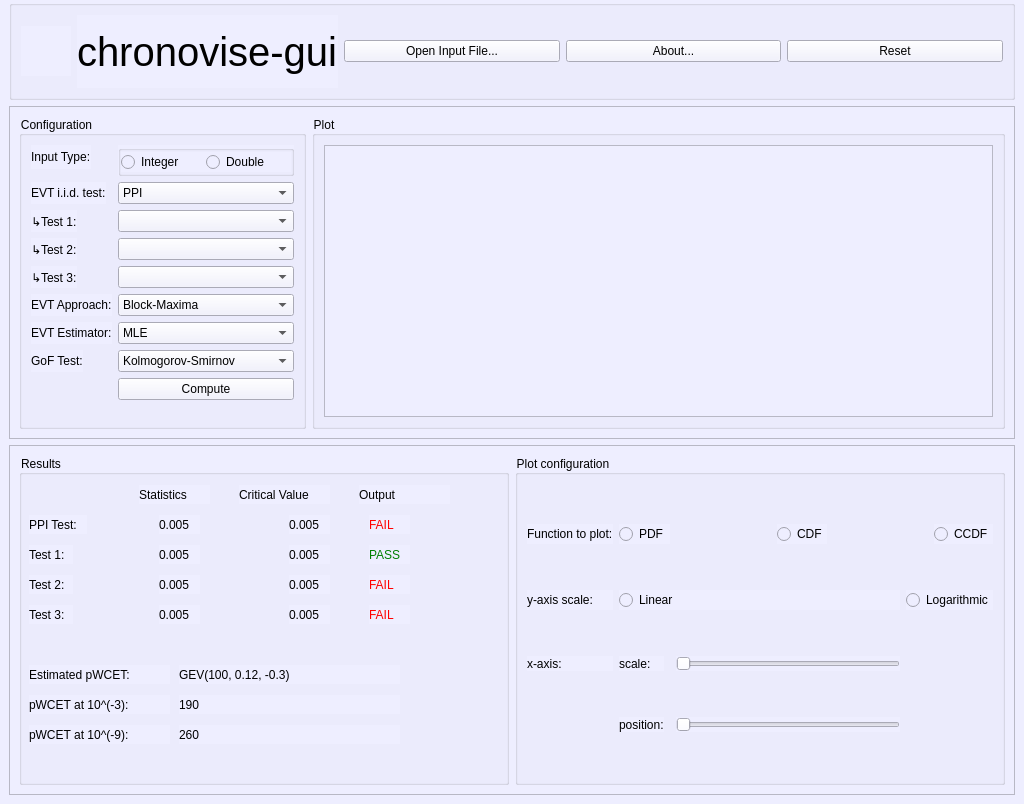
The window that gui/ui/mainwindow.ui (federeghe/chronovise) describes before a commit, drawn with Qt 5.
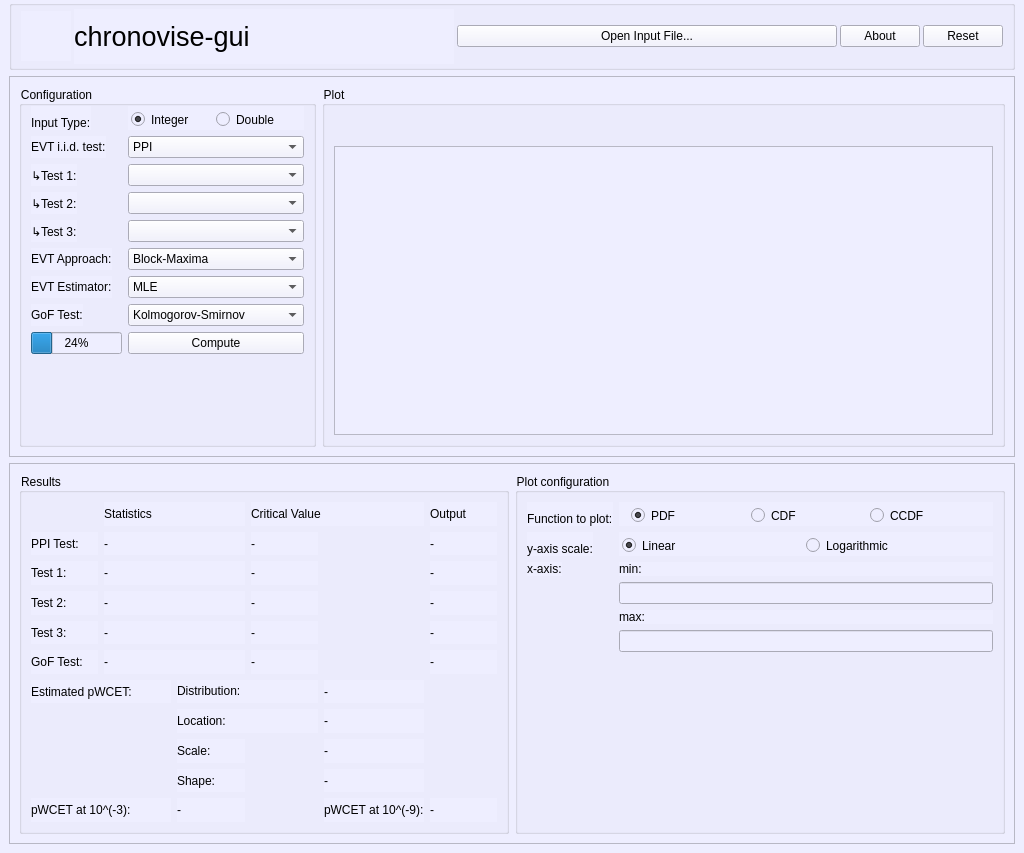
The same window after the commit. Icons and pictures are not drawn. Custom widgets are drawn as their Qt base class.

Commit message: add save plot button, fix dimensions, fix layout results

```diff
--- a/gui/ui/mainwindow.ui
+++ b/gui/ui/mainwindow.ui
@@ -7,7 +7,7 @@
     <x>0</x>
     <y>0</y>
     <width>1024</width>
-    <height>804</height>
+    <height>853</height>
    </rect>
   </property>
   <property name="windowTitle">
@@ -35,21 +35,36 @@
       <property name="minimumSize">
        <size>
         <width>0</width>
-        <height>100</height>
+        <height>70</height>
        </size>
       </property>
       <property name="maximumSize">
        <size>
         <width>16777215</width>
-        <height>100</height>
+        <height>80</height>
        </size>
       </property>
       <property name="title">
        <string/>
       </property>
       <layout class="QHBoxLayout" name="horizontalLayout">
+       <property name="spacing">
+        <number>3</number>
+       </property>
+       <property name="topMargin">
+        <number>3</number>
+       </property>
+       <property name="bottomMargin">
+        <number>3</number>
+       </property>
        <item>
         <widget class="QLabel" name="lbl_logo">
+         <property name="sizePolicy">
+          <sizepolicy hsizetype="Maximum" vsizetype="Maximum">
+           <horstretch>0</horstretch>
+           <verstretch>0</verstretch>
+          </sizepolicy>
+         </property>
          <property name="maximumSize">
           <size>
            <width>50</width>
@@ -74,7 +89,9 @@
         <widget class="QLabel" name="lbl_chronovise">
          <property name="font">
           <font>
-           <pointsize>30</pointsize>
+           <pointsize>20</pointsize>
+           <weight>50</weight>
+           <bold>false</bold>
           </font>
          </property>
          <property name="text">
@@ -91,13 +108,25 @@
        </item>
        <item>
         <widget class="QPushButton" name="pc_about">
+         <property name="sizePolicy">
+          <sizepolicy hsizetype="Fixed" vsizetype="Fixed">
+           <horstretch>0</horstretch>
+           <verstretch>0</verstretch>
+          </sizepolicy>
+         </property>
          <property name="text">
-          <string>About...</string>
+          <string>About</string>
          </property>
         </widget>
        </item>
        <item>
         <widget class="QPushButton" name="pb_reset">
+         <property name="sizePolicy">
+          <sizepolicy hsizetype="Fixed" vsizetype="Fixed">
+           <horstretch>0</horstretch>
+           <verstretch>0</verstretch>
+          </sizepolicy>
+         </property>
          <property name="text">
           <string>Reset</string>
          </property>
@@ -123,10 +152,97 @@
       <layout class="QHBoxLayout" name="horizontalLayout_2">
        <item>
         <widget class="QGroupBox" name="gb_configuration">
+         <property name="sizePolicy">
+          <sizepolicy hsizetype="Fixed" vsizetype="Preferred">
+           <horstretch>0</horstretch>
+           <verstretch>0</verstretch>
+          </sizepolicy>
+         </property>
          <property name="title">
           <string>Configuration</string>
          </property>
          <layout class="QFormLayout" name="formLayout">
+          <property name="topMargin">
+           <number>0</number>
+          </property>
+          <property name="bottomMargin">
+           <number>2</number>
+          </property>
+          <item row="0" column="0">
+           <widget class="QLabel" name="lbl_in_type">
+            <property name="text">
+             <string>Input Type:</string>
+            </property>
+            <property name="alignment">
+             <set>Qt::AlignBottom|Qt::AlignLeading|Qt::AlignLeft</set>
+            </property>
+           </widget>
+          </item>
+          <item row="0" column="1">
+           <widget class="QGroupBox" name="gb_inputtype">
+            <property name="sizePolicy">
+             <sizepolicy hsizetype="Preferred" vsizetype="Preferred">
+              <horstretch>0</horstretch>
+              <verstretch>0</verstretch>
+             </sizepolicy>
+            </property>
+            <property name="minimumSize">
+             <size>
+              <width>0</width>
+              <height>0</height>
+             </size>
+            </property>
+            <property name="styleSheet">
+             <string notr="true">border:none;</string>
+            </property>
+            <property name="title">
+             <string/>
+            </property>
+            <property name="alignment">
+             <set>Qt::AlignLeading|Qt::AlignLeft|Qt::AlignTop</set>
+            </property>
+            <property name="flat">
+             <bool>false</bool>
+            </property>
+            <layout class="QHBoxLayout" name="horizontalLayout_4" stretch="0,0">
+             <property name="spacing">
+              <number>0</number>
+             </property>
+             <property name="sizeConstraint">
+              <enum>QLayout::SetDefaultConstraint</enum>
+             </property>
+             <property name="leftMargin">
+              <number>0</number>
+             </property>
+             <property name="topMargin">
+              <number>0</number>
+             </property>
+             <property name="rightMargin">
+              <number>0</number>
+             </property>
+             <property name="bottomMargin">
+              <number>0</number>
+             </property>
+             <item>
+              <widget class="QRadioButton" name="rb_integer">
+               <property name="text">
+                <string>Integer</string>
+               </property>
+               <property name="checked">
+                <bool>true</bool>
+               </property>
+              </widget>
+             </item>
+             <item>
+              <widget class="QRadioButton" name="rb_double">
+               <property name="text">
+                <string>Double</string>
+               </property>
+              </widget>
+             </item>
+            </layout>
+           </widget>
+          </item>
           <item row="1" column="0">
            <widget class="QLabel" name="lbl_iid_test">
             <property name="text">
@@ -263,6 +379,13 @@
             </item>
            </widget>
           </item>
+          <item row="8" column="0">
+           <widget class="QProgressBar" name="pbar_compute">
+            <property name="value">
+             <number>24</number>
+            </property>
+           </widget>
+          </item>
           <item row="8" column="1">
            <widget class="QPushButton" name="pb_compute">
             <property name="text">
@@ -270,57 +393,6 @@
             </property>
            </widget>
           </item>
-          <item row="0" column="0">
-           <widget class="QLabel" name="label">
-            <property name="text">
-             <string>Input Type:</string>
-            </property>
-           </widget>
-          </item>
-          <item row="0" column="1">
-           <widget class="QGroupBox" name="gb_inputtype">
-            <property name="title">
-             <string/>
-            </property>
-            <property name="flat">
-             <bool>false</bool>
-            </property>
-            <layout class="QHBoxLayout" name="horizontalLayout_4">
-             <property name="spacing">
-              <number>0</number>
-             </property>
-             <property name="sizeConstraint">
-              <enum>QLayout::SetMinimumSize</enum>
-             </property>
-             <property name="leftMargin">
-              <number>0</number>
-             </property>
-             <property name="topMargin">
-              <number>0</number>
-             </property>
-             <property name="rightMargin">
-              <number>0</number>
-             </property>
-             <property name="bottomMargin">
-              <number>0</number>
-             </property>
-             <item>
-              <widget class="QRadioButton" name="rb_integer">
-               <property name="text">
-                <string>Integer</string>
-               </property>
-              </widget>
-             </item>
-             <item>
-              <widget class="QRadioButton" name="rb_double">
-               <property name="text">
-                <string>Double</string>
-               </property>
-              </widget>
-             </item>
-            </layout>
-           </widget>
-          </item>
          </layout>
         </widget>
        </item>
@@ -332,12 +404,46 @@
            <verstretch>0</verstretch>
           </sizepolicy>
          </property>
+         <property name="layoutDirection">
+          <enum>Qt::LeftToRight</enum>
+         </property>
          <property name="title">
           <string>Plot</string>
          </property>
          <layout class="QGridLayout" name="gridLayout">
+          <item row="2" column="0">
+           <widget class="QChartView" name="chart_view"/>
+          </item>
           <item row="0" column="0">
-           <widget class="QChartView" name="graphicsView"/>
+           <widget class="QPushButton" name="pb_save_plot">
+            <property name="sizePolicy">
+             <sizepolicy hsizetype="Fixed" vsizetype="Fixed">
+              <horstretch>0</horstretch>
+              <verstretch>0</verstretch>
+             </sizepolicy>
+            </property>
+            <property name="minimumSize">
+             <size>
+              <width>25</width>
+              <height>25</height>
+             </size>
+            </property>
+            <property name="layoutDirection">
+             <enum>Qt::RightToLeft</enum>
+            </property>
+            <property name="autoFillBackground">
+             <bool>false</bool>
+            </property>
+            <property name="styleSheet">
+             <string notr="true"/>
+            </property>
+            <property name="text">
+             <string/>
+            </property>
+            <property name="flat">
+             <bool>true</bool>
+            </property>
+           </widget>
           </item>
          </layout>
         </widget>
@@ -363,7 +469,7 @@
        <item>
         <widget class="QGroupBox" name="gb_results">
          <property name="sizePolicy">
-          <sizepolicy hsizetype="MinimumExpanding" vsizetype="Preferred">
+          <sizepolicy hsizetype="Expanding" vsizetype="Preferred">
            <horstretch>0</horstretch>
            <verstretch>0</verstretch>
           </sizepolicy>
@@ -371,343 +477,287 @@
          <property name="title">
           <string>Results</string>
          </property>
-         <widget class="QLabel" name="lbl_ppi_test">
-          <property name="geometry">
-           <rect>
-            <x>10</x>
-            <y>60</y>
-            <width>58</width>
-            <height>19</height>
-           </rect>
-          </property>
-          <property name="text">
-           <string>PPI Test:</string>
-          </property>
-         </widget>
-         <widget class="QLabel" name="lbl_stat">
-          <property name="geometry">
-           <rect>
-            <x>120</x>
-            <y>30</y>
-            <width>71</width>
-            <height>19</height>
-           </rect>
-          </property>
-          <property name="text">
-           <string>Statistics</string>
-          </property>
-         </widget>
-         <widget class="QLabel" name="lbl_stat_test_ppi">
-          <property name="geometry">
-           <rect>
-            <x>140</x>
-            <y>60</y>
-            <width>41</width>
-            <height>19</height>
-           </rect>
-          </property>
-          <property name="text">
-           <string>0.005</string>
-          </property>
-         </widget>
-         <widget class="QLabel" name="lbl_res_test_1">
-          <property name="geometry">
-           <rect>
-            <x>10</x>
-            <y>90</y>
-            <width>44</width>
-            <height>19</height>
-           </rect>
-          </property>
-          <property name="text">
-           <string>Test 1:</string>
-          </property>
-         </widget>
-         <widget class="QLabel" name="lbl_res_test_2">
-          <property name="geometry">
-           <rect>
-            <x>10</x>
-            <y>120</y>
-            <width>44</width>
-            <height>19</height>
-           </rect>
-          </property>
-          <property name="text">
-           <string>Test 2: </string>
-          </property>
-         </widget>
-         <widget class="QLabel" name="lbl_cv">
-          <property name="geometry">
-           <rect>
-            <x>220</x>
-            <y>30</y>
-            <width>91</width>
-            <height>19</height>
-           </rect>
-          </property>
-          <property name="text">
-           <string>Critical Value</string>
-          </property>
-         </widget>
-         <widget class="QLabel" name="lbl_output">
-          <property name="geometry">
-           <rect>
-            <x>340</x>
-            <y>30</y>
-            <width>91</width>
-            <height>19</height>
-           </rect>
-          </property>
-          <property name="text">
-           <string>Output</string>
-          </property>
-         </widget>
-         <widget class="QLabel" name="lbl_res_test_3">
-          <property name="geometry">
-           <rect>
-            <x>10</x>
-            <y>150</y>
-            <width>44</width>
-            <height>19</height>
-           </rect>
-          </property>
-          <property name="text">
-           <string>Test 3: </string>
-          </property>
-         </widget>
-         <widget class="QLabel" name="lbl_cv_test_ppi">
-          <property name="geometry">
-           <rect>
-            <x>270</x>
-            <y>60</y>
-            <width>41</width>
-            <height>19</height>
-           </rect>
-          </property>
-          <property name="text">
-           <string>0.005</string>
-          </property>
-         </widget>
-         <widget class="QLabel" name="lbl_stat_test_1">
-          <property name="geometry">
-           <rect>
-            <x>140</x>
-            <y>90</y>
-            <width>41</width>
-            <height>19</height>
-           </rect>
-          </property>
-          <property name="text">
-           <string>0.005</string>
-          </property>
-         </widget>
-         <widget class="QLabel" name="lbl_stat_test_2">
-          <property name="geometry">
-           <rect>
-            <x>140</x>
-            <y>120</y>
-            <width>41</width>
-            <height>19</height>
-           </rect>
-          </property>
-          <property name="text">
-           <string>0.005</string>
-          </property>
-         </widget>
-         <widget class="QLabel" name="lbl_stat_test_3">
-          <property name="geometry">
-           <rect>
-            <x>140</x>
-            <y>150</y>
-            <width>41</width>
-            <height>19</height>
-           </rect>
-          </property>
-          <property name="text">
-           <string>0.005</string>
-          </property>
-         </widget>
-         <widget class="QLabel" name="lbl_cv_test_3">
-          <property name="geometry">
-           <rect>
-            <x>270</x>
-            <y>150</y>
-            <width>41</width>
-            <height>19</height>
-           </rect>
-          </property>
-          <property name="text">
-           <string>0.005</string>
-          </property>
-         </widget>
-         <widget class="QLabel" name="lbl_cv_test_2">
-          <property name="geometry">
-           <rect>
-            <x>270</x>
-            <y>120</y>
-            <width>41</width>
-            <height>19</height>
-           </rect>
-          </property>
-          <property name="text">
-           <string>0.005</string>
-          </property>
-         </widget>
-         <widget class="QLabel" name="lbl_cv_test_1">
-          <property name="geometry">
-           <rect>
-            <x>270</x>
-            <y>90</y>
-            <width>41</width>
-            <height>19</height>
-           </rect>
-          </property>
-          <property name="text">
-           <string>0.005</string>
-          </property>
-         </widget>
-         <widget class="QLabel" name="lbl_out_test_ppi">
-          <property name="geometry">
-           <rect>
-            <x>350</x>
-            <y>60</y>
-            <width>41</width>
-            <height>19</height>
-           </rect>
-          </property>
-          <property name="styleSheet">
-           <string notr="true">color:red</string>
-          </property>
-          <property name="text">
-           <string>FAIL</string>
-          </property>
-         </widget>
-         <widget class="QLabel" name="lbl_out_test_1">
-          <property name="geometry">
-           <rect>
-            <x>350</x>
-            <y>90</y>
-            <width>41</width>
-            <height>19</height>
-           </rect>
-          </property>
-          <property name="styleSheet">
-           <string notr="true">color:green</string>
-          </property>
-          <property name="text">
-           <string>PASS</string>
-          </property>
-         </widget>
-         <widget class="QLabel" name="lbl_out_test_2">
-          <property name="geometry">
-           <rect>
-            <x>350</x>
-            <y>120</y>
-            <width>41</width>
-            <height>19</height>
-           </rect>
-          </property>
-          <property name="styleSheet">
-           <string notr="true">color:red</string>
-          </property>
-          <property name="text">
-           <string>FAIL</string>
-          </property>
-         </widget>
-         <widget class="QLabel" name="lbl_out_test_3">
-          <property name="geometry">
-           <rect>
-            <x>350</x>
-            <y>150</y>
-            <width>41</width>
-            <height>19</height>
-           </rect>
-          </property>
-          <property name="styleSheet">
-           <string notr="true">color:red</string>
-          </property>
-          <property name="text">
-           <string>FAIL</string>
-          </property>
-         </widget>
-         <widget class="QLabel" name="lbl_res_pwcet_lbl">
-          <property name="geometry">
-           <rect>
-            <x>10</x>
-            <y>210</y>
-            <width>141</width>
-            <height>19</height>
-           </rect>
-          </property>
-          <property name="text">
-           <string>Estimated pWCET:</string>
-          </property>
-         </widget>
-         <widget class="QLabel" name="lbl_res_pwcet">
-          <property name="geometry">
-           <rect>
-            <x>160</x>
-            <y>210</y>
-            <width>221</width>
-            <height>19</height>
-           </rect>
-          </property>
-          <property name="text">
-           <string>GEV(100, 0.12, -0.3)</string>
-          </property>
-         </widget>
-         <widget class="QLabel" name="lbl_res_pwcet_103_lbl">
-          <property name="geometry">
-           <rect>
-            <x>10</x>
-            <y>240</y>
-            <width>141</width>
-            <height>19</height>
-           </rect>
-          </property>
-          <property name="text">
-           <string>pWCET at 10^(-3):</string>
-          </property>
-         </widget>
-         <widget class="QLabel" name="lbl_res_pwcet_109_lbl">
-          <property name="geometry">
-           <rect>
-            <x>10</x>
-            <y>270</y>
-            <width>141</width>
-            <height>19</height>
-           </rect>
-          </property>
-          <property name="text">
-           <string>pWCET at 10^(-9):</string>
-          </property>
-         </widget>
-         <widget class="QLabel" name="lbl_res_pwcet_103">
-          <property name="geometry">
-           <rect>
-            <x>160</x>
-            <y>240</y>
-            <width>221</width>
-            <height>19</height>
-           </rect>
-          </property>
-          <property name="text">
-           <string>190</string>
-          </property>
-         </widget>
-         <widget class="QLabel" name="lbl_res_pwcet_109">
-          <property name="geometry">
-           <rect>
-            <x>160</x>
-            <y>270</y>
-            <width>221</width>
-            <height>19</height>
-           </rect>
-          </property>
-          <property name="text">
-           <string>260</string>
-          </property>
-         </widget>
+         <layout class="QGridLayout" name="gridLayout_2">
+          <item row="3" column="1" colspan="2">
+           <widget class="QLabel" name="lbl_stat_test_2">
+            <property name="text">
+             <string>-</string>
+            </property>
+           </widget>
+          </item>
+          <item row="4" column="0">
+           <widget class="QLabel" name="lbl_res_test_3">
+            <property name="text">
+             <string>Test 3: </string>
+            </property>
+           </widget>
+          </item>
+          <item row="3" column="0">
+           <widget class="QLabel" name="lbl_res_test_2">
+            <property name="text">
+             <string>Test 2: </string>
+            </property>
+           </widget>
+          </item>
+          <item row="8" column="2">
+           <widget class="QLabel" name="lbl_scale">
+            <property name="text">
+             <string>Scale:</string>
+            </property>
+           </widget>
+          </item>
+          <item row="1" column="3">
+           <widget class="QLabel" name="lbl_cv_test_ppi">
+            <property name="text">
+             <string>-</string>
+            </property>
+           </widget>
+          </item>
+          <item row="6" column="0" colspan="2">
+           <widget class="QLabel" name="lbl_res_pwcet_lbl">
+            <property name="text">
+             <string>Estimated pWCET:</string>
+            </property>
+           </widget>
+          </item>
+          <item row="8" column="4">
+           <widget class="QLabel" name="lbl_res_scale">
+            <property name="text">
+             <string>-</string>
+            </property>
+           </widget>
+          </item>
+          <item row="1" column="5">
+           <widget class="QLabel" name="lbl_out_test_ppi">
+            <property name="styleSheet">
+             <string notr="true"/>
+            </property>
+            <property name="text">
+             <string>-</string>
+            </property>
+           </widget>
+          </item>
+          <item row="0" column="3" colspan="2">
+           <widget class="QLabel" name="lbl_cv">
+            <property name="text">
+             <string>Critical Value</string>
+            </property>
+           </widget>
+          </item>
+          <item row="3" column="3">
+           <widget class="QLabel" name="lbl_cv_test_2">
+            <property name="text">
+             <string>-</string>
+            </property>
+           </widget>
+          </item>
+          <item row="6" column="4">
+           <widget class="QLabel" name="lbl_res_dist">
+            <property name="text">
+             <string>-</string>
+            </property>
+           </widget>
+          </item>
+          <item row="5" column="5">
+           <widget class="QLabel" name="lbl_out_gof">
+            <property name="styleSheet">
+             <string notr="true"/>
+            </property>
+            <property name="text">
+             <string>-</string>
+            </property>
+           </widget>
+          </item>
+          <item row="1" column="0">
+           <widget class="QLabel" name="lbl_ppi_test">
+            <property name="text">
+             <string>PPI Test:</string>
+            </property>
+           </widget>
+          </item>
+          <item row="2" column="3">
+           <widget class="QLabel" name="lbl_cv_test_1">
+            <property name="text">
+             <string>-</string>
+            </property>
+           </widget>
+          </item>
+          <item row="5" column="0">
+           <widget class="QLabel" name="lbl_gof">
+            <property name="text">
+             <string>GoF Test:</string>
+            </property>
+           </widget>
+          </item>
+          <item row="0" column="1" colspan="2">
+           <widget class="QLabel" name="lbl_stat">
+            <property name="text">
+             <string>Statistics</string>
+            </property>
+           </widget>
+          </item>
+          <item row="4" column="1" colspan="2">
+           <widget class="QLabel" name="lbl_stat_test_3">
+            <property name="text">
+             <string>-</string>
+            </property>
+           </widget>
+          </item>
+          <item row="0" column="5">
+           <widget class="QLabel" name="lbl_output">
+            <property name="text">
+             <string>Output</string>
+            </property>
+           </widget>
+          </item>
+          <item row="9" column="4">
+           <widget class="QLabel" name="lbl_res_shape">
+            <property name="text">
+             <string>-</string>
+            </property>
+           </widget>
+          </item>
+          <item row="5" column="3">
+           <widget class="QLabel" name="lbl_cv_gof">
+            <property name="text">
+             <string>-</string>
+            </property>
+           </widget>
+          </item>
+          <item row="6" column="2" colspan="2">
+           <widget class="QLabel" name="lbl_dist">
+            <property name="sizePolicy">
+             <sizepolicy hsizetype="Expanding" vsizetype="Preferred">
+              <horstretch>0</horstretch>
+              <verstretch>0</verstretch>
+             </sizepolicy>
+            </property>
+            <property name="text">
+             <string>Distribution:</string>
+            </property>
+            <property name="textFormat">
+             <enum>Qt::RichText</enum>
+            </property>
+            <property name="wordWrap">
+             <bool>true</bool>
+            </property>
+           </widget>
+          </item>
+          <item row="2" column="5">
+           <widget class="QLabel" name="lbl_out_test_1">
+            <property name="styleSheet">
+             <string notr="true"/>
+            </property>
+            <property name="text">
+             <string>-</string>
+            </property>
+           </widget>
+          </item>
+          <item row="2" column="0">
+           <widget class="QLabel" name="lbl_res_test_1">
+            <property name="text">
+             <string>Test 1:</string>
+            </property>
+           </widget>
+          </item>
+          <item row="2" column="1" colspan="2">
+           <widget class="QLabel" name="lbl_stat_test_1">
+            <property name="text">
+             <string>-</string>
+            </property>
+           </widget>
+          </item>
+          <item row="5" column="1" colspan="2">
+           <widget class="QLabel" name="lbl_stat_gof">
+            <property name="text">
+             <string>-</string>
+            </property>
+           </widget>
+          </item>
+          <item row="3" column="5">
+           <widget class="QLabel" name="lbl_out_test_2">
+            <property name="styleSheet">
+             <string notr="true"/>
+            </property>
+            <property name="text">
+             <string>-</string>
+            </property>
+           </widget>
+          </item>
+          <item row="7" column="2" colspan="2">
+           <widget class="QLabel" name="lbl_location">
+            <property name="text">
+             <string>Location:</string>
+            </property>
+           </widget>
+          </item>
+          <item row="7" column="4">
+           <widget class="QLabel" name="lbl_res_location">
+            <property name="text">
+             <string>-</string>
+            </property>
+           </widget>
+          </item>
+          <item row="11" column="0" colspan="2">
+           <widget class="QLabel" name="lbl_res_pwcet_103_lbl">
+            <property name="text">
+             <string>pWCET at 10^(-3):</string>
+            </property>
+           </widget>
+          </item>
+          <item row="1" column="1" colspan="2">
+           <widget class="QLabel" name="lbl_stat_test_ppi">
+            <property name="text">
+             <string>-</string>
+            </property>
+           </widget>
+          </item>
+          <item row="4" column="5">
+           <widget class="QLabel" name="lbl_out_test_3">
+            <property name="styleSheet">
+             <string notr="true"/>
+            </property>
+            <property name="text">
+             <string>-</string>
+            </property>
+           </widget>
+          </item>
+          <item row="9" column="2">
+           <widget class="QLabel" name="lbl_shape">
+            <property name="text">
+             <string>Shape:</string>
+            </property>
+           </widget>
+          </item>
+          <item row="4" column="3">
+           <widget class="QLabel" name="lbl_cv_test_3">
+            <property name="text">
+             <string>-</string>
+            </property>
+           </widget>
+          </item>
+          <item row="11" column="2">
+           <widget class="QLabel" name="lbl_res_pwcet_103">
+            <property name="text">
+             <string>-</string>
+            </property>
+           </widget>
+          </item>
+          <item row="11" column="5">
+           <widget class="QLabel" name="lbl_res_pwcet_109">
+            <property name="text">
+             <string>-</string>
+            </property>
+           </widget>
+          </item>
+          <item row="11" column="4">
+           <widget class="QLabel" name="lbl_res_pwcet_109_lbl">
+            <property name="text">
+             <string>pWCET at 10^(-9):</string>
+            </property>
+           </widget>
+          </item>
+         </layout>
         </widget>
        </item>
        <item>
@@ -721,93 +771,163 @@
          <property name="title">
           <string>Plot configuration</string>
          </property>
-         <layout class="QGridLayout" name="gridLayout_2">
+         <layout class="QFormLayout" name="formLayout_2">
           <item row="0" column="0">
            <widget class="QLabel" name="lbl_function_to_plot">
             <property name="text">
              <string>Function to plot:</string>
             </property>
-           </widget>
-          </item>
-          <item row="0" column="1" colspan="2">
-           <widget class="QRadioButton" name="rb_pdf">
-            <property name="text">
-             <string>PDF</string>
+            <property name="alignment">
+             <set>Qt::AlignBottom|Qt::AlignLeading|Qt::AlignLeft</set>
             </property>
            </widget>
           </item>
-          <item row="0" column="3" colspan="2" alignment="Qt::AlignHCenter">
-           <widget class="QRadioButton" name="rb_cdf">
-            <property name="text">
-             <string>CDF</string>
+          <item row="0" column="1">
+           <widget class="QGroupBox" name="gb_plot_funct_config">
+            <property name="styleSheet">
+             <string notr="true">border:none</string>
             </property>
-            <property name="shortcut">
+            <property name="title">
              <string/>
             </property>
+            <layout class="QHBoxLayout" name="horizontalLayout_5">
+             <property name="spacing">
+              <number>0</number>
+             </property>
+             <property name="topMargin">
+              <number>0</number>
+             </property>
+             <property name="rightMargin">
+              <number>0</number>
+             </property>
+             <property name="bottomMargin">
+              <number>0</number>
+             </property>
+             <item>
+              <widget class="QRadioButton" name="rb_pdf">
+               <property name="text">
+                <string>PDF</string>
+               </property>
+               <property name="checked">
+                <bool>true</bool>
+               </property>
+               <attribute name="buttonGroup">
+                <string notr="true">bg_funct_plot</string>
+               </attribute>
+              </widget>
+             </item>
+             <item>
+              <widget class="QRadioButton" name="rb_cdf">
+               <property name="text">
+                <string>CDF</string>
+               </property>
+               <property name="shortcut">
+                <string/>
+               </property>
+               <attribute name="buttonGroup">
+                <string notr="true">bg_funct_plot</string>
+               </attribute>
+              </widget>
+             </item>
+             <item>
+              <widget class="QRadioButton" name="rb_ccdf">
+               <property name="text">
+                <string>CCDF</string>
+               </property>
+               <attribute name="buttonGroup">
+                <string notr="true">bg_funct_plot</string>
+               </attribute>
+              </widget>
+             </item>
+            </layout>
            </widget>
           </item>
-          <item row="0" column="5">
-           <widget class="QRadioButton" name="rb_ccdf">
-            <property name="text">
-             <string>CCDF</string>
-            </property>
-           </widget>
-          </item>
-          <item row="1" column="0">
+          <item row="2" column="0">
            <widget class="QLabel" name="lvl_y_scale">
             <property name="text">
              <string>y-axis scale:</string>
             </property>
-           </widget>
-          </item>
-          <item row="1" column="1" colspan="3">
-           <widget class="QRadioButton" name="rb_linear">
-            <property name="text">
-             <string>Linear</string>
+            <property name="alignment">
+             <set>Qt::AlignBottom|Qt::AlignLeading|Qt::AlignLeft</set>
             </property>
            </widget>
           </item>
-          <item row="1" column="4" colspan="2">
-           <widget class="QRadioButton" name="rb_log">
-            <property name="text">
-             <string>Logarithmic</string>
+          <item row="2" column="1">
+           <widget class="QGroupBox" name="gb_yaxis_config">
+            <property name="styleSheet">
+             <string notr="true">border: none;</string>
             </property>
+            <property name="title">
+             <string/>
+            </property>
+            <layout class="QHBoxLayout" name="horizontalLayout_6">
+             <property name="spacing">
+              <number>0</number>
+             </property>
+             <property name="leftMargin">
+              <number>0</number>
+             </property>
+             <property name="topMargin">
+              <number>0</number>
+             </property>
+             <property name="rightMargin">
+              <number>0</number>
+             </property>
+             <property name="bottomMargin">
+              <number>0</number>
+             </property>
+             <item>
+              <widget class="QRadioButton" name="rb_linear">
+               <property name="text">
+                <string>Linear</string>
+               </property>
+               <property name="checked">
+                <bool>true</bool>
+               </property>
+               <attribute name="buttonGroup">
+                <string notr="true">bg_yaxis_plot</string>
+               </attribute>
+              </widget>
+             </item>
+             <item>
+              <widget class="QRadioButton" name="rb_log">
+               <property name="text">
+                <string>Logarithmic</string>
+               </property>
+               <attribute name="buttonGroup">
+                <string notr="true">bg_yaxis_plot</string>
+               </attribute>
+              </widget>
+             </item>
+            </layout>
            </widget>
           </item>
-          <item row="2" column="0">
+          <item row="4" column="0">
            <widget class="QLabel" name="lbl_x_axis">
             <property name="text">
              <string>x-axis:</string>
             </property>
            </widget>
           </item>
-          <item row="2" column="1">
-           <widget class="QLabel" name="lbl_x_scale">
+          <item row="4" column="1">
+           <widget class="QLabel" name="lbl_x_scale_min">
             <property name="text">
-             <string>scale:</string>
+             <string>min:</string>
             </property>
            </widget>
           </item>
-          <item row="2" column="3">
-           <widget class="QSlider" name="slider_x_scale">
-            <property name="orientation">
-             <enum>Qt::Horizontal</enum>
-            </property>
-           </widget>
-          </item>
-          <item row="3" column="1">
-           <widget class="QLabel" name="lbl_x_pos">
+          <item row="6" column="1">
+           <widget class="QLabel" name="lbl_x_scale_max">
             <property name="text">
-             <string>position:</string>
+             <string>max:</string>
             </property>
            </widget>
           </item>
-          <item row="3" column="3">
-           <widget class="QSlider" name="slider_x_pos">
-            <property name="orientation">
-             <enum>Qt::Horizontal</enum>
-            </property>
-           </widget>
+          <item row="5" column="1">
+           <widget class="QLineEdit" name="in_x_scale_min"/>
+          </item>
+          <item row="7" column="1">
+           <widget class="QLineEdit" name="in_x_scale_max"/>
           </item>
          </layout>
         </widget>
```
Left out of the diff: 6 changed lines with no effect on the pictures. The commit also changes 1 other file.
